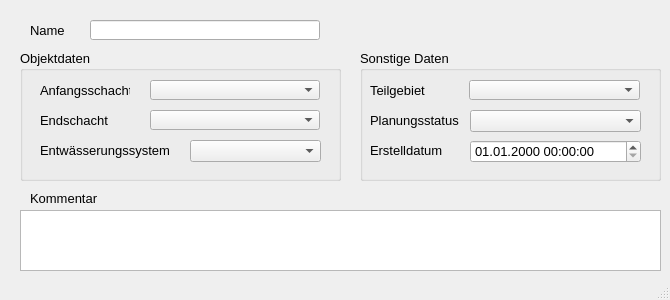
Qt form qkan/forms/qkan_drossel.ui (hoettges/QKan) before a commit.
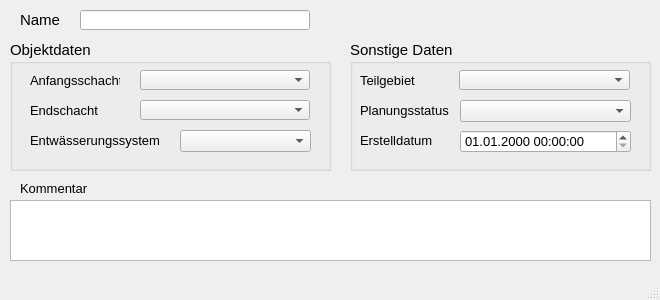
The same form after that commit. Custom widgets are drawn as their Qt base class.

Patch:
```diff
--- a/qkan/forms/qkan_drossel.ui
+++ b/qkan/forms/qkan_drossel.ui
@@ -6,13 +6,13 @@
    <rect>
     <x>0</x>
     <y>0</y>
-    <width>670</width>
+    <width>660</width>
     <height>300</height>
    </rect>
   </property>
   <property name="minimumSize">
    <size>
-    <width>670</width>
+    <width>660</width>
     <height>300</height>
    </size>
   </property>
@@ -29,8 +29,8 @@
    <widget class="QLabel" name="label">
     <property name="geometry">
      <rect>
-      <x>30</x>
-      <y>20</y>
+      <x>20</x>
+      <y>10</y>
       <width>40</width>
       <height>20</height>
      </rect>
@@ -38,7 +38,7 @@
     <property name="font">
      <font>
       <family>Tahoma</family>
-      <pointsize>10</pointsize>
+      <pointsize>11</pointsize>
      </font>
     </property>
     <property name="text">
@@ -48,8 +48,8 @@
    <widget class="QGroupBox" name="groupBox_3">
     <property name="geometry">
      <rect>
-      <x>360</x>
-      <y>50</y>
+      <x>350</x>
+      <y>40</y>
       <width>301</width>
       <height>131</height>
      </rect>
@@ -57,7 +57,7 @@
     <property name="font">
      <font>
       <family>Tahoma</family>
-      <pointsize>10</pointsize>
+      <pointsize>11</pointsize>
      </font>
     </property>
     <property name="title">
@@ -72,6 +72,18 @@
        <height>20</height>
       </rect>
      </property>
+     <property name="font">
+      <font>
+       <family>Tahoma</family>
+       <pointsize>10</pointsize>
+      </font>
+     </property>
+     <property name="toolTip">
+      <string>&lt;html&gt;&lt;head/&gt;&lt;body&gt;&lt;p&gt;zur Zuordnung auf ein selbstständig festgelegtes Teilgebiet&lt;/p&gt;&lt;/body&gt;&lt;/html&gt;</string>
+     </property>
+     <property name="statusTip">
+      <string>zur Zuordnung auf ein selbstständig festgelegtes Teilgebiet</string>
+     </property>
     </widget>
     <widget class="QLabel" name="label_11">
      <property name="geometry">
@@ -82,6 +94,12 @@
        <height>20</height>
       </rect>
      </property>
+     <property name="font">
+      <font>
+       <family>Tahoma</family>
+       <pointsize>10</pointsize>
+      </font>
+     </property>
      <property name="text">
       <string>Teilgebiet</string>
      </property>
@@ -98,6 +116,18 @@
        <height>22</height>
       </rect>
      </property>
+     <property name="font">
+      <font>
+       <family>Tahoma</family>
+       <pointsize>10</pointsize>
+      </font>
+     </property>
+     <property name="toolTip">
+      <string>&lt;html&gt;&lt;head/&gt;&lt;body&gt;&lt;p&gt;&lt;span style=&quot; font-family:'Calibri','sans-serif';&quot;&gt;aktueller Status (z.B. vorhanden, in Planung etc.)&lt;/span&gt;&lt;/p&gt;&lt;/body&gt;&lt;/html&gt;</string>
+     </property>
+     <property name="statusTip">
+      <string>aktueller Status (z.B. vorhanden, in Planung etc.)</string>
+     </property>
     </widget>
     <widget class="QgsDateTimeEdit" name="createdat">
      <property name="geometry">
@@ -130,6 +160,12 @@
        <height>21</height>
       </rect>
      </property>
+     <property name="font">
+      <font>
+       <family>Tahoma</family>
+       <pointsize>10</pointsize>
+      </font>
+     </property>
      <property name="text">
       <string>Planungsstatus</string>
      </property>
@@ -146,6 +182,12 @@
        <height>21</height>
       </rect>
      </property>
+     <property name="font">
+      <font>
+       <family>Tahoma</family>
+       <pointsize>10</pointsize>
+      </font>
+     </property>
      <property name="text">
       <string>Erstelldatum</string>
      </property>
@@ -154,8 +196,8 @@
    <widget class="QGroupBox" name="groupBox_2">
     <property name="geometry">
      <rect>
-      <x>20</x>
-      <y>50</y>
+      <x>10</x>
+      <y>40</y>
       <width>321</width>
       <height>131</height>
      </rect>
@@ -163,7 +205,7 @@
     <property name="font">
      <font>
       <family>Tahoma</family>
-      <pointsize>10</pointsize>
+      <pointsize>11</pointsize>
      </font>
     </property>
     <property name="title">
@@ -178,6 +220,18 @@
        <height>22</height>
       </rect>
      </property>
+     <property name="font">
+      <font>
+       <family>Tahoma</family>
+       <pointsize>10</pointsize>
+      </font>
+     </property>
+     <property name="toolTip">
+      <string>&lt;html&gt;&lt;head/&gt;&lt;body&gt;&lt;p&gt;vorh. Entwässerungssystem (z.B. Mischwasser, Regenwasser etc.)&lt;/p&gt;&lt;/body&gt;&lt;/html&gt;</string>
+     </property>
+     <property name="statusTip">
+      <string>vorh. Entwässerungssystem (z.B. Mischwasser, Regenwasser etc.)</string>
+     </property>
     </widget>
     <widget class="QLabel" name="label_9">
      <property name="geometry">
@@ -188,6 +242,12 @@
        <height>20</height>
       </rect>
      </property>
+     <property name="font">
+      <font>
+       <family>Tahoma</family>
+       <pointsize>10</pointsize>
+      </font>
+     </property>
      <property name="text">
       <string>Endschacht</string>
      </property>
@@ -201,6 +261,18 @@
        <height>20</height>
       </rect>
      </property>
+     <property name="font">
+      <font>
+       <family>Tahoma</family>
+       <pointsize>10</pointsize>
+      </font>
+     </property>
+     <property name="toolTip">
+      <string>&lt;html&gt;&lt;head/&gt;&lt;body&gt;&lt;p&gt;Name des unteren Schachts&lt;/p&gt;&lt;/body&gt;&lt;/html&gt;</string>
+     </property>
+     <property name="statusTip">
+      <string>Name des unteren Schachts</string>
+     </property>
     </widget>
     <widget class="QComboBox" name="schoben">
      <property name="geometry">
@@ -211,6 +283,18 @@
        <height>20</height>
       </rect>
      </property>
+     <property name="font">
+      <font>
+       <family>Tahoma</family>
+       <pointsize>10</pointsize>
+      </font>
+     </property>
+     <property name="toolTip">
+      <string>&lt;html&gt;&lt;head/&gt;&lt;body&gt;&lt;p&gt;Name des oberen Schachts&lt;/p&gt;&lt;/body&gt;&lt;/html&gt;</string>
+     </property>
+     <property name="statusTip">
+      <string>Name des oberen Schachts</string>
+     </property>
     </widget>
     <widget class="QLabel" name="label_3">
      <property name="geometry">
@@ -221,6 +305,12 @@
        <height>20</height>
       </rect>
      </property>
+     <property name="font">
+      <font>
+       <family>Tahoma</family>
+       <pointsize>10</pointsize>
+      </font>
+     </property>
      <property name="text">
       <string>Anfangsschacht</string>
      </property>
@@ -234,6 +324,12 @@
        <height>20</height>
       </rect>
      </property>
+     <property name="font">
+      <font>
+       <family>Tahoma</family>
+       <pointsize>10</pointsize>
+      </font>
+     </property>
      <property name="text">
       <string>Entwässerungssystem</string>
      </property>
@@ -242,8 +338,8 @@
    <widget class="QLabel" name="label_22">
     <property name="geometry">
      <rect>
-      <x>30</x>
-      <y>190</y>
+      <x>20</x>
+      <y>180</y>
       <width>81</width>
       <height>16</height>
      </rect>
@@ -261,8 +357,8 @@
    <widget class="QTextEdit" name="kommentar">
     <property name="geometry">
      <rect>
-      <x>20</x>
-      <y>210</y>
+      <x>10</x>
+      <y>200</y>
       <width>641</width>
       <height>61</height>
      </rect>
@@ -277,8 +373,8 @@
    <widget class="QLineEdit" name="haltnam">
     <property name="geometry">
      <rect>
-      <x>90</x>
-      <y>20</y>
+      <x>80</x>
+      <y>10</y>
       <width>230</width>
       <height>20</height>
      </rect>
@@ -286,7 +382,7 @@
     <property name="font">
      <font>
       <family>Tahoma</family>
-      <pointsize>10</pointsize>
+      <pointsize>11</pointsize>
      </font>
     </property>
    </widget>
```
Left out of the diff: 14 changed lines with no effect on the pictures.
